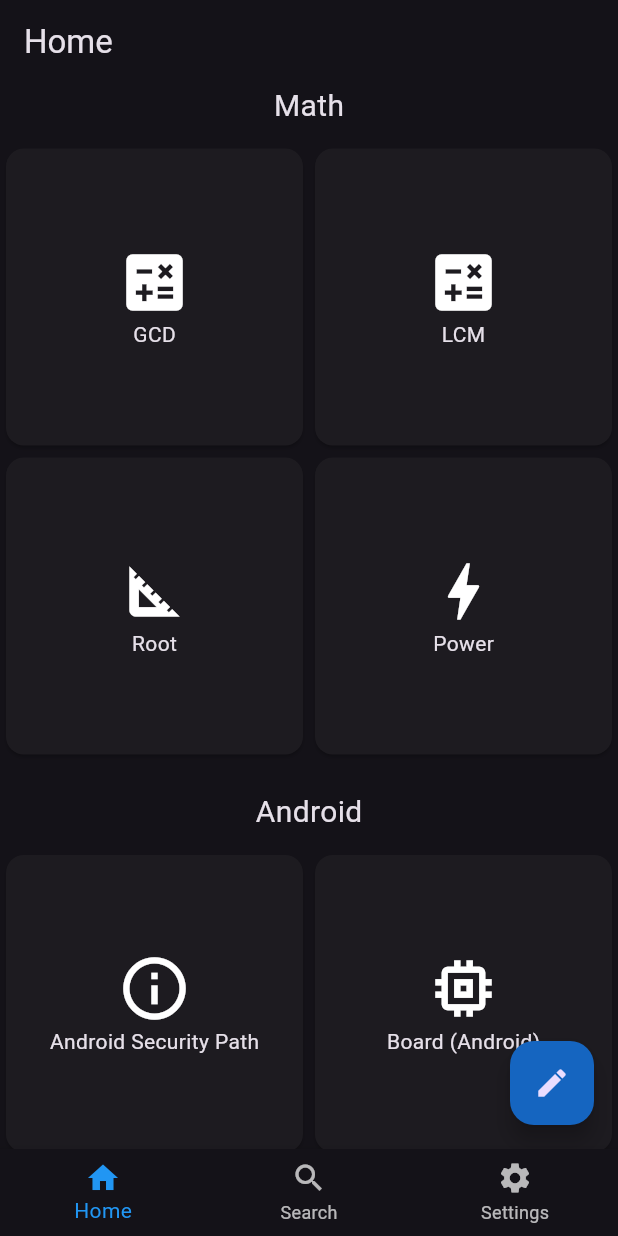
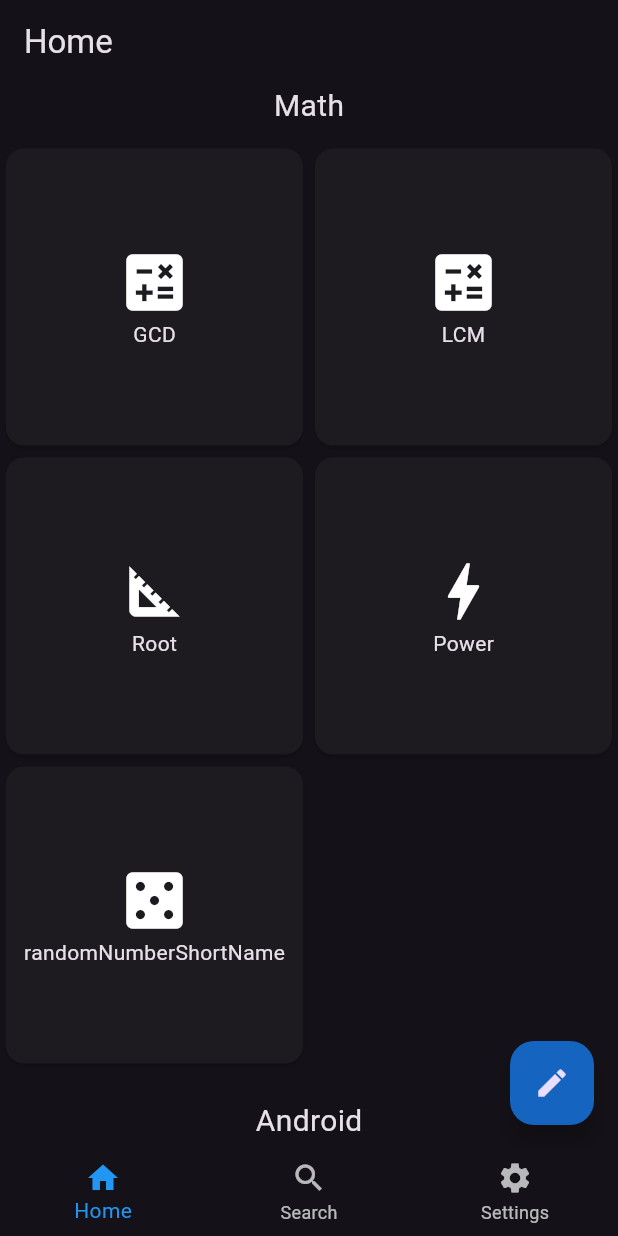
Before and after one commit to spageektti/sapphire, a Flutter app: the screen it shows after launch, on a phone screen of 412 x 824 dp. Run offline on Flutter 3.47's test engine with Material 3 defaults, Android fonts, the phone set to English and light mode, and no system bars; our stand-ins replace decimal, device_info_plus, easy_localization, shared_preferences; missing offline and left inert: country_flags, flutter_math_fork.

Commit message:
make changes allowing the addition of random number generator

```diff
--- a/lib/default_home_list.dart
+++ b/lib/default_home_list.dart
@@ -30,6 +30,7 @@ List<List<int>> defaultHomeList = [
     1,
     2,
     3,
+    111,
   ],
   [
     4,
--- a/lib/function_list.dart
+++ b/lib/function_list.dart
@@ -28,6 +28,7 @@ import 'package:sapphire/functions/android/version_security_path.dart';
 import 'package:sapphire/functions/math/gcd.dart';
 import 'package:sapphire/functions/math/lcm.dart';
 import 'package:sapphire/functions/math/power.dart';
+import 'package:sapphire/functions/math/random.dart';
 import 'package:sapphire/functions/math/root.dart' as math_root;
 import 'package:sapphire/functions/android/board.dart';
 import 'package:sapphire/functions/android/device.dart';
@@ -1039,4 +1040,12 @@ List<FunctionItem> functionList = [
     tags: ['windows', 'user_name'],
     index: 110,
   ),
+  FunctionItem(
+    widget: const RandomNumberWidget(),
+    name: 'randomNumber',
+    author: 'spageektti',
+    icon: Icons.casino_rounded,
+    tags: ['math', 'random', 'number', 'probability', 'statistics'],
+    index: 111,
+  ),
 ];
```
